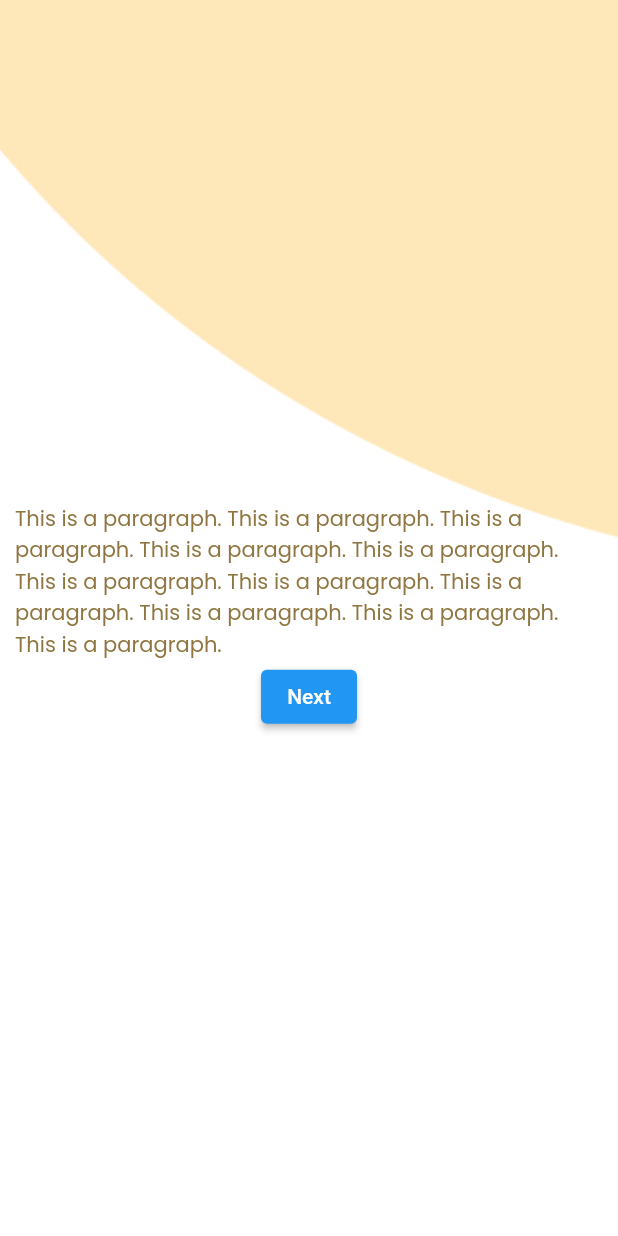
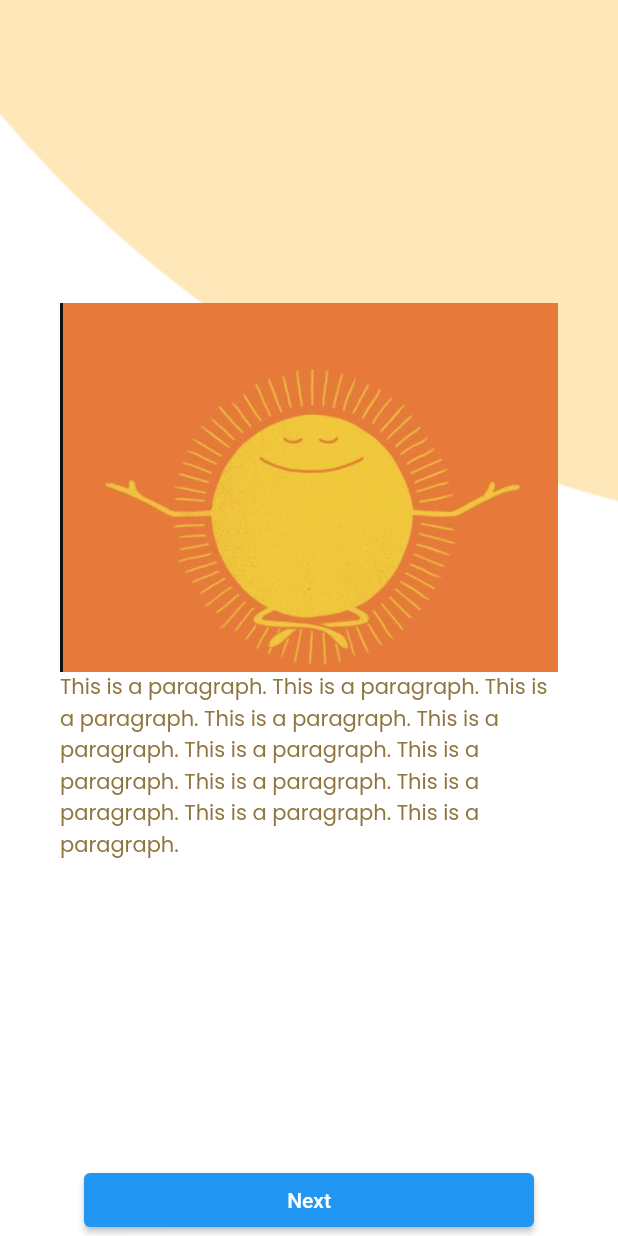
Before and after one commit to GDSC-UIT/remood-frontend, a Flutter app: the screen it shows after launch, on a phone screen of 412 x 824 dp. Run offline on Flutter 3.47's test engine with Material 2 defaults, Android fonts, the phone set to English and light mode, and no system bars; our stand-ins replace get, google_fonts.

Commit message:
Update background onboarding

```diff
--- a/lib/app/core/values/assets_images.dart
+++ b/lib/app/core/values/assets_images.dart
@@ -4,5 +4,9 @@ class Assets {
   static const String smile = 'assets/Smile.png';
 
   // Images
-  static const String onboarding1 = 'assets/onboarding1.jpg';
+  static const String onboardingBackground = 'assets/onboarding_bg.jpg';
+  static const String onboardingBackground1 = 'assets/onboarding_bg1.jpg';
+  static const String onboardingImage1 = 'assets/onboarding_image1.png';
+  static const String onboardingImage2 = 'assets/onboarding_image2.png';
+  static const String onboardingImage3 = 'assets/onboarding_image3.png';
 }
--- a/lib/app/global_widgets/bottombar.dart
+++ b/lib/app/global_widgets/bottombar.dart
@@ -14,7 +14,7 @@ class _BottomNavigationState extends State<BottomNavigation> {
   int _currentIndex = 0;
   @override
   Widget build(BuildContext context) {
-    double screenWidth = MediaQuery.of(context).size.width;
+    // double screenWidth = MediaQuery.of(context).size.width;
     double screenHeight = MediaQuery.of(context).size.height;
     return SizedBox(
       height: screenHeight * 0.11,
--- a/lib/app/modules/home/screens/home_screen.dart
+++ b/lib/app/modules/home/screens/home_screen.dart
@@ -14,7 +14,7 @@ class HomeScreen extends StatefulWidget {
 class _HomeScreenState extends State<HomeScreen> {
   @override
   Widget build(BuildContext context) {
-    double screenWidth = MediaQuery.of(context).size.width;
+    // double screenWidth = MediaQuery.of(context).size.width;
     double screenHeight = MediaQuery.of(context).size.height;
     return Scaffold(
       backgroundColor: AppColors.backgroundColor,
--- a/lib/app/modules/onboarding/screens/onboarding_screen.dart
+++ b/lib/app/modules/onboarding/screens/onboarding_screen.dart
@@ -10,36 +10,56 @@ class OnboardingScreen extends StatelessWidget {
   @override
   Widget build(BuildContext context) {
     return Scaffold(
-      body: PageView.builder(
+      body: Container(
+        decoration:
+            OnboardingDecoration.imageBackround(Assets.onboardingBackground),
+        child: Column(
+          children: [
+            Expanded(
+              child: PageView.builder(
                 itemCount: 3,
                 itemBuilder: (_, i) {
                   return Container(
-            decoration: OnboardingDecoration.imageBackround(Assets.onboarding1),
-            padding: const EdgeInsets.all(10.0),
+                    decoration: OnboardingDecoration.imageBackround(
+                        Assets.onboardingBackground1),
+                    padding: const EdgeInsets.all(40.0),
                     child: Column(
                       mainAxisAlignment: MainAxisAlignment.center,
                       children: [
+                        Column(
+                          children: [
                             // Background
-
+                            Image.asset(Assets.onboardingImage1),
                             // Paragraph
-                Center(
-                  child: Text(
+                            Text(
                               "This is a paragraph. This is a paragraph. This is a paragraph. "
                               "This is a paragraph. This is a paragraph. This is a paragraph. "
                               "This is a paragraph. This is a paragraph. This is a paragraph. "
                               "This is a paragraph. This is a paragraph. ",
-                    style: CustomTextStyle.onboardingText(AppColors.primary),
+                              style: CustomTextStyle.onboardingText(
+                                  AppColors.primary),
                             ),
+                          ],
                         ),
                         // Dots
 
                         // Next screen
-                ElevatedButton(onPressed: () {}, child: const Text("Next"))
                       ],
                     ),
                   );
                 },
               ),
+            ),
+            SizedBox(
+              width: 300,
+              child: ElevatedButton(
+                onPressed: () {},
+                child: const Text("Next"),
+              ),
+            ),
+          ],
+        ),
+      ),
     );
   }
 }
```
Also changed, not shown: assets/onboarding_1.png (deleted), assets/onboarding_bg.jpg (added), assets/onboarding_bg1.jpg (renamed from assets/onboarding1.jpg), assets/onboarding_image1.png (added), assets/onboarding_image2.png (added), assets/onboarding_image3.png (added). Lines whose indentation alone changed are shown as unchanged.
